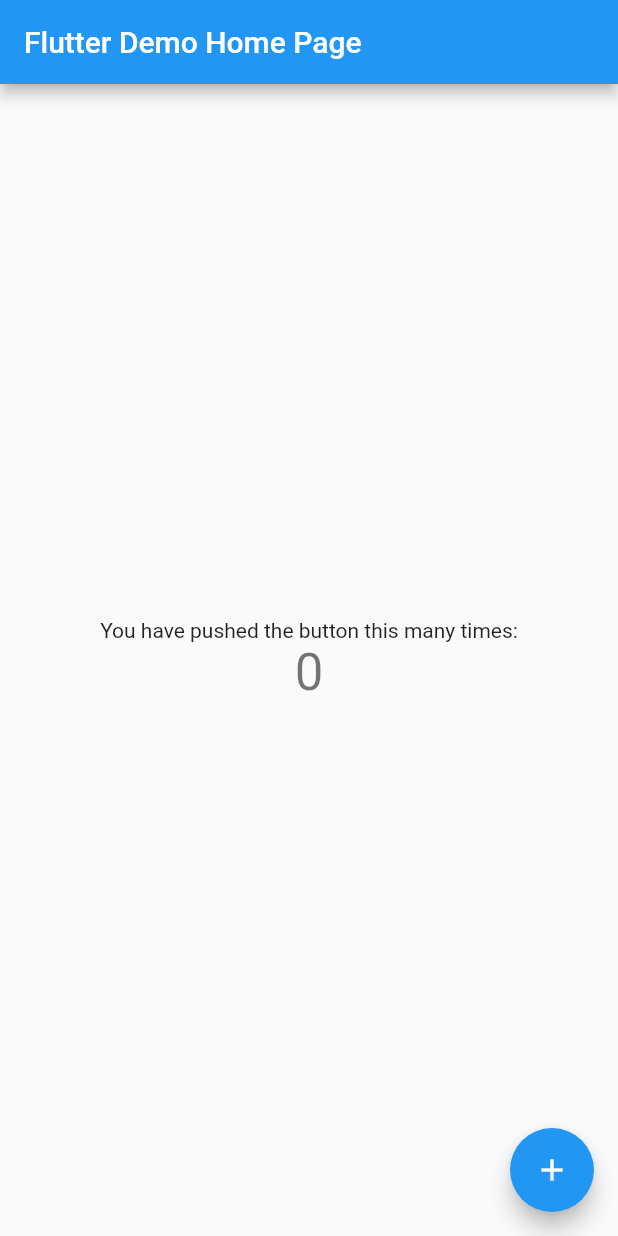
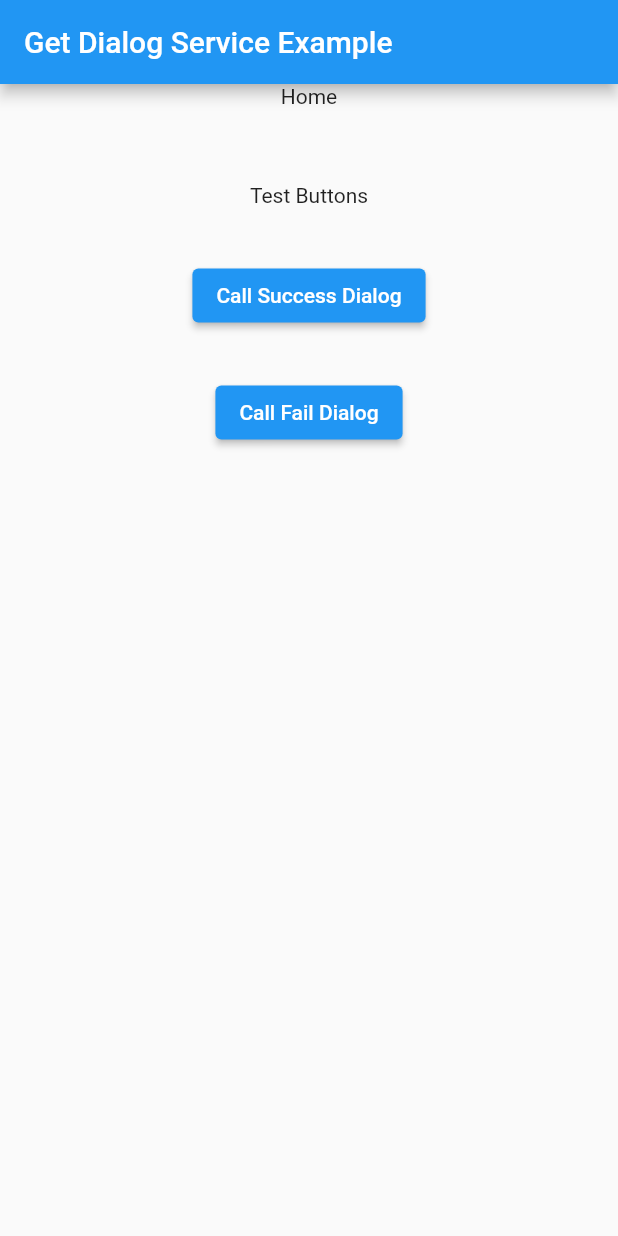
Before and after one commit to strong1133/get_dialog_service, a Flutter app: the screen it shows after launch, on a phone screen of 412 x 824 dp. Run offline on Flutter 3.47's test engine with Material 2 defaults, Android fonts, the phone set to English and light mode, and no system bars; our stand-ins replace get, rflutter_alert.

Commit message:
dart sdk null error fix,  failAlt add

```diff
--- /dev/null
+++ b/example/lib/home.dart
@@ -0,0 +1,82 @@
+import 'package:flutter/material.dart';
+import 'package:get_dialog_service/dialog_service.dart';
+
+class Home extends StatelessWidget {
+  const Home({Key? key}) : super(key: key);
+
+  @override
+  Widget build(BuildContext context) {
+    return Scaffold(
+      appBar: _buildAppBar(),
+      body: _buildBody(),
+    );
+  }
+
+  AppBar _buildAppBar() {
+    return AppBar(
+      title: const Text('Get Dialog Service Example'),
+    );
+  }
+
+  Widget _buildBody() {
+    return SizedBox(
+      width: double.maxFinite,
+      height: double.maxFinite,
+      child: Column(
+        children: [
+          const Text('Home'),
+          spacer(height: 30),
+          Padding(
+            padding: const EdgeInsets.all(20.0),
+            child: Column(
+              children: [
+                const Text('Test Buttons'),
+                spacer(height: 20),
+                Padding(
+                  padding: const EdgeInsets.all(15.0),
+                  child: ElevatedButton(
+                      onPressed: () {
+                        // ignore: avoid_print
+                        print('Call Success Dialog');
+                        DialogService().getSuccess(
+                            width: 200,
+                            msg: 'Success',
+                            lang: 'ko',
+                            callback: () {
+                              // ignore: avoid_print
+                              print('Call Back Success Dialog!!');
+                            });
+                      },
+                      child: const Text('Call Success Dialog')),
+                ),
+                Padding(
+                  padding: const EdgeInsets.all(15.0),
+                  child: ElevatedButton(
+                      onPressed: () {
+                        // ignore: avoid_print
+                        print('Call Fail Dialog');
+                        DialogService().getFail(
+                            width: 200,
+                            msg: 'Fail on Error',
+                            lang: 'ko',
+                            callback: () {
+                              // ignore: avoid_print
+                              print('Call Back Fail Dialog!!');
+                            });
+                      },
+                      child: const Text('Call Fail Dialog')),
+                )
+              ],
+            ),
+          ),
+        ],
+      ),
+    );
+  }
+
+  SizedBox spacer({required double height}) {
+    return SizedBox(
+      height: height,
+    );
+  }
+}
--- a/example/lib/main.dart
+++ b/example/lib/main.dart
@@ -1,115 +1,6 @@
+import 'package:example/root.dart';
 import 'package:flutter/material.dart';
 
 void main() {
-  runApp(const MyApp());
+  runApp(const Root());
 }
-
-class MyApp extends StatelessWidget {
-  const MyApp({Key? key}) : super(key: key);
-
-  // This widget is the root of your application.
-  @override
-  Widget build(BuildContext context) {
-    return MaterialApp(
-      title: 'Flutter Demo',
-      theme: ThemeData(
-        // This is the theme of your application.
-        //
-        // Try running your application with "flutter run". You'll see the
-        // application has a blue toolbar. Then, without quitting the app, try
-        // changing the primarySwatch below to Colors.green and then invoke
-        // "hot reload" (press "r" in the console where you ran "flutter run",
-        // or simply save your changes to "hot reload" in a Flutter IDE).
-        // Notice that the counter didn't reset back to zero; the application
-        // is not restarted.
-        primarySwatch: Colors.blue,
-      ),
-      home: const MyHomePage(title: 'Flutter Demo Home Page'),
-    );
-  }
-}
-
-class MyHomePage extends StatefulWidget {
-  const MyHomePage({Key? key, required this.title}) : super(key: key);
-
-  // This widget is the home page of your application. It is stateful, meaning
-  // that it has a State object (defined below) that contains fields that affect
-  // how it looks.
-
-  // This class is the configuration for the state. It holds the values (in this
-  // case the title) provided by the parent (in this case the App widget) and
-  // used by the build method of the State. Fields in a Widget subclass are
-  // always marked "final".
-
-  final String title;
-
-  @override
-  State<MyHomePage> createState() => _MyHomePageState();
-}
-
-class _MyHomePageState extends State<MyHomePage> {
-  int _counter = 0;
-
-  void _incrementCounter() {
-    setState(() {
-      // This call to setState tells the Flutter framework that something has
-      // changed in this State, which causes it to rerun the build method below
-      // so that the display can reflect the updated values. If we changed
-      // _counter without calling setState(), then the build method would not be
-      // called again, and so nothing would appear to happen.
-      _counter++;
-    });
-  }
-
-  @override
-  Widget build(BuildContext context) {
-    // This method is rerun every time setState is called, for instance as done
-    // by the _incrementCounter method above.
-    //
-    // The Flutter framework has been optimized to make rerunning build methods
-    // fast, so that you can just rebuild anything that needs updating rather
-    // than having to individually change instances of widgets.
-    return Scaffold(
-      appBar: AppBar(
-        // Here we take the value from the MyHomePage object that was created by
-        // the App.build method, and use it to set our appbar title.
-        title: Text(widget.title),
-      ),
-      body: Center(
-        // Center is a layout widget. It takes a single child and positions it
-        // in the middle of the parent.
-        child: Column(
-          // Column is also a layout widget. It takes a list of children and
-          // arranges them vertically. By default, it sizes itself to fit its
-          // children horizontally, and tries to be as tall as its parent.
-          //
-          // Invoke "debug painting" (press "p" in the console, choose the
-          // "Toggle Debug Paint" action from the Flutter Inspector in Android
-          // Studio, or the "Toggle Debug Paint" command in Visual Studio Code)
-          // to see the wireframe for each widget.
-          //
-          // Column has various properties to control how it sizes itself and
-          // how it positions its children. Here we use mainAxisAlignment to
-          // center the children vertically; the main axis here is the vertical
-          // axis because Columns are vertical (the cross axis would be
-          // horizontal).
-          mainAxisAlignment: MainAxisAlignment.center,
-          children: <Widget>[
-            const Text(
-              'You have pushed the button this many times:',
-            ),
-            Text(
-              '$_counter',
-              style: Theme.of(context).textTheme.headline4,
-            ),
-          ],
-        ),
-      ),
-      floatingActionButton: FloatingActionButton(
-        onPressed: _incrementCounter,
-        tooltip: 'Increment',
-        child: const Icon(Icons.add),
-      ), // This trailing comma makes auto-formatting nicer for build methods.
-    );
-  }
-}
--- /dev/null
+++ b/example/lib/root.dart
@@ -0,0 +1,15 @@
+import 'package:flutter/material.dart';
+import 'package:get/route_manager.dart';
+
+import 'home.dart';
+
+class Root extends StatelessWidget {
+  const Root({Key? key}) : super(key: key);
+
+  @override
+  Widget build(BuildContext context) {
+    return const GetMaterialApp(
+      home: Home(),
+    );
+  }
+}
--- a/lib/get_dialog_service.dart
+++ b/lib/get_dialog_service.dart
@@ -1,7 +1,4 @@
 library get_dialog_service;
 
-/// A Calculator.
-class Calculator {
-  /// Returns [value] plus 1.
-  int addOne(int value) => value + 1;
-}
+export 'dialog_service.dart' show DialogService;
+export 'call_back_dialog.dart' show CallBackDialog;
--- a/pubspec.yaml
+++ b/pubspec.yaml
@@ -11,6 +11,7 @@ dependencies:
   flutter:
     sdk: flutter
   get: ^4.6.5
+  rflutter_alert: ^2.0.4
 
 dev_dependencies:
   flutter_test:
```
Also changed, not shown: example/pubspec.yaml (+12 -74 lines), lib/call_back_dialog.dart (added, +141 -0 lines), lib/dialog_service.dart (added, +36 -0 lines), example/pubspec.lock, pubspec.lock, 2 other files.
